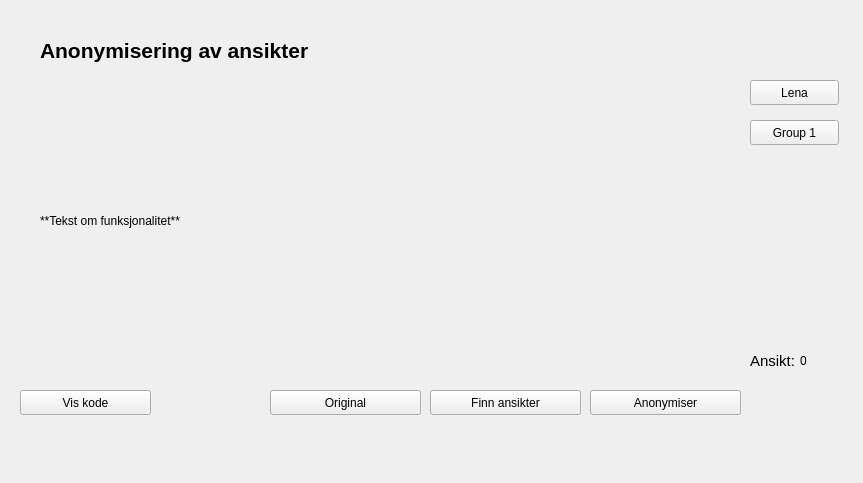
Qt form src/gui/UI/anonymisering.ui (jegerud/Sciprog2020project) before a commit.
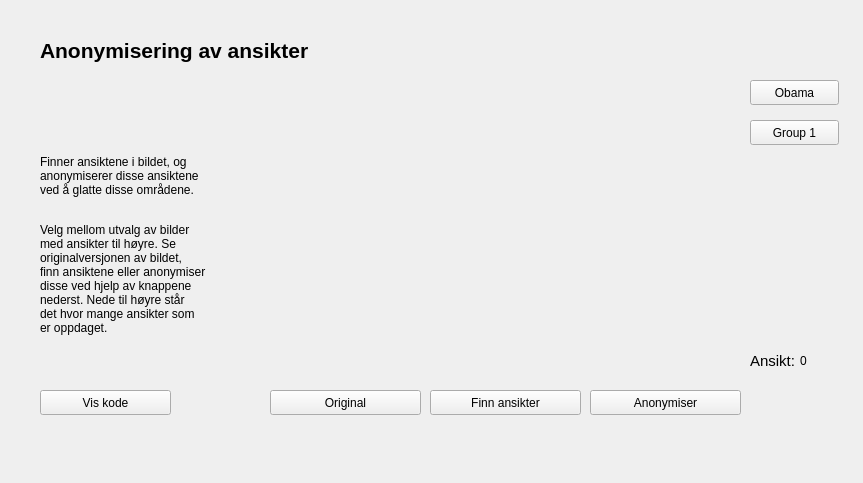
The same form after that commit. Icons and pictures are not drawn.

Commit message: Infotekst + småfiks

The edit to the form file:
```diff
--- a/src/gui/UI/anonymisering.ui
+++ b/src/gui/UI/anonymisering.ui
@@ -65,13 +65,13 @@
    <property name="geometry">
     <rect>
      <x>40</x>
-     <y>110</y>
+     <y>100</y>
      <width>191</width>
-     <height>221</height>
+     <height>291</height>
     </rect>
    </property>
    <property name="text">
-    <string>**Tekst om funksjonalitet**</string>
+    <string>&lt;html&gt;&lt;head/&gt;&lt;body&gt;&lt;p&gt;Finner ansiktene i bildet, og&lt;br/&gt;anonymiserer disse ansiktene&lt;br/&gt;ved å glatte disse områdene.&lt;br/&gt;&lt;/p&gt;&lt;p&gt;Velg mellom utvalg av bilder&lt;br/&gt;med ansikter til høyre. Se &lt;br/&gt;originalversjonen av bildet,&lt;br/&gt;finn ansiktene eller anonymiser&lt;br/&gt;disse ved hjelp av knappene &lt;br/&gt;nederst. Nede til høyre står&lt;br/&gt;det hvor mange ansikter som &lt;br/&gt;er oppdaget.&lt;/p&gt;&lt;/body&gt;&lt;/html&gt;</string>
    </property>
   </widget>
   <widget class="QPushButton" name="group1">
@@ -97,13 +97,13 @@
     </rect>
    </property>
    <property name="text">
-    <string>Lena</string>
+    <string>Obama</string>
    </property>
   </widget>
   <widget class="QPushButton" name="anonymousCode">
    <property name="geometry">
     <rect>
-     <x>20</x>
+     <x>40</x>
      <y>390</y>
      <width>131</width>
      <height>25</height>
```
Left out of the diff: 2 changed lines with no effect on the pictures.
